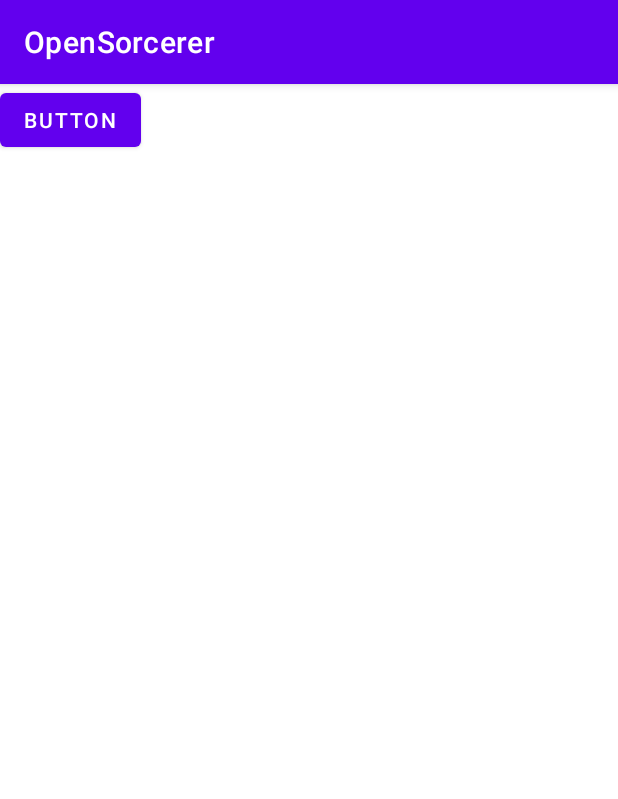
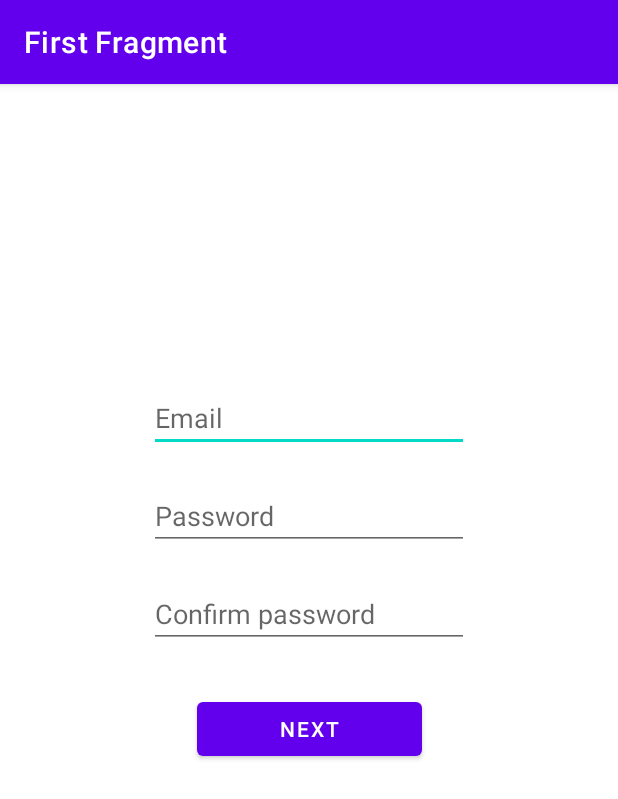
Before and after one commit to Esteb37/Open-Sorcerer, an Android app: the screen it shows after launch (MainActivity before the commit, SignupActivity after it), on a phone screen of 412 x 824 dp. Shown: the top 799 px of the screen. Run offline under Robolectric (Android 15) with nearby library versions, the phone set to English and light mode, and no system bars; our stand-ins replace navigation-ui; libraries missing offline, so code that uses them is left out: com.parse; 4 statements that could not run were skipped.

Commit message:
Signup setup

```diff
--- a/app/build.gradle
+++ b/app/build.gradle
@@ -60,5 +60,4 @@ dependencies {
     implementation "androidx.percentlayout:percentlayout:1.0.0"
     // https://mvnrepository.com/artifact/org.kohsuke/github-api
     implementation group: 'org.kohsuke', name: 'github-api', version: '1.131'
-
 }
--- /dev/null
+++ b/app/src/main/java/com/example/opensorcerer/ui/signup/Signup.java
@@ -0,0 +1,4 @@
+package com.example.opensorcerer.ui.signup;
+
+public class Signup {
+}
--- /dev/null
+++ b/app/src/main/java/com/example/opensorcerer/ui/signup/SignupActivity.java
@@ -0,0 +1,47 @@
+package com.example.opensorcerer.ui.signup;
+
+import android.os.Bundle;
+
+
+import com.example.opensorcerer.databinding.ActivitySignupBinding;
+import com.google.android.material.snackbar.Snackbar;
+
+import androidx.appcompat.app.AppCompatActivity;
+
+import android.view.View;
+
+import androidx.navigation.NavController;
+import androidx.navigation.Navigation;
+import androidx.navigation.ui.AppBarConfiguration;
+import androidx.navigation.ui.NavigationUI;
+
+import com.example.opensorcerer.R;
+
+public class SignupActivity extends AppCompatActivity {
+
+    private AppBarConfiguration appBarConfiguration;
+    private ActivitySignupBinding app;
+
+    @Override
+    protected void onCreate(Bundle savedInstanceState) {
+        super.onCreate(savedInstanceState);
+
+        app = ActivitySignupBinding.inflate(getLayoutInflater());
+        setContentView(app.getRoot());
+
+        setSupportActionBar(app.toolbar);
+
+        NavController navController = Navigation.findNavController(this, R.id.nav_host_fragment_content_login);
+        appBarConfiguration = new AppBarConfiguration.Builder(navController.getGraph()).build();
+        NavigationUI.setupActionBarWithNavController(this, navController, appBarConfiguration);
+
+
+    }
+
+    @Override
+    public boolean onSupportNavigateUp() {
+        NavController navController = Navigation.findNavController(this, R.id.nav_host_fragment_content_login);
+        return NavigationUI.navigateUp(navController, appBarConfiguration)
+                || super.onSupportNavigateUp();
+    }
+}
--- /dev/null
+++ b/app/src/main/java/com/example/opensorcerer/ui/signup/SignupFirst.java
@@ -0,0 +1,70 @@
+package com.example.opensorcerer.ui.signup;
+
+import android.os.Bundle;
+import android.text.TextUtils;
+import android.util.Log;
+import android.util.Patterns;
+import android.view.LayoutInflater;
+import android.view.View;
+import android.view.ViewGroup;
+import android.widget.Toast;
+
+import androidx.annotation.NonNull;
+import androidx.fragment.app.Fragment;
+import androidx.navigation.fragment.NavHostFragment;
+
+import com.example.opensorcerer.R;
+import com.example.opensorcerer.databinding.SignupFirstBinding;
+
+public class SignupFirst extends Fragment {
+
+
+    private SignupFirstBinding app;
+
+    @Override
+    public View onCreateView(
+            LayoutInflater inflater, ViewGroup container,
+            Bundle savedInstanceState
+    ) {
+
+        app = SignupFirstBinding.inflate(inflater, container, false);
+        return app.getRoot();
+
+    }
+
+    public void onViewCreated(@NonNull View view, Bundle savedInstanceState) {
+        super.onViewCreated(view, savedInstanceState);
+
+        app.btnNext.setOnClickListener(view1 -> {
+            if(inputsAreValid()){
+                NavHostFragment.findNavController(SignupFirst.this)
+                        .navigate(R.id.action_FirstFragment_to_SecondFragment);
+            }
+
+        });
+    }
+
+    private boolean inputsAreValid() {
+        if(!isValidEmail(app.etEmail.getText())){
+            Toast.makeText(getContext(),"Email is invalid",Toast.LENGTH_SHORT);
+            return false;
+        }
+        if(!(app.etPassword.getText().equals(app.etConfirm.getText()))){
+            Log.d("SignupFirst", String.format("%s %s %s", app.etPassword.getText(), app.etConfirm.getText(),app.etPassword.getText().equals(app.etConfirm.getText())));
+            Toast.makeText(getContext(),"Passwords do not match",Toast.LENGTH_SHORT);
+            return false;
+        }
+        return true;
+    }
+
+    @Override
+    public void onDestroyView() {
+        super.onDestroyView();
+        app = null;
+    }
+
+    public static boolean isValidEmail(CharSequence target) {
+        return (!TextUtils.isEmpty(target) && Patterns.EMAIL_ADDRESS.matcher(target).matches());
+    }
+
+}
--- a/app/src/main/res/layout/activity_main.xml
+++ b/app/src/main/res/layout/activity_main.xml
@@ -4,7 +4,7 @@
     xmlns:tools="http://schemas.android.com/tools"
     android:layout_width="match_parent"
     android:layout_height="match_parent"
-    tools:context=".MainActivity">
+    tools:context=".ui.MainActivity">
 
     <Button
         android:id="@+id/button"
--- /dev/null
+++ b/app/src/main/res/layout/activity_signup.xml
@@ -0,0 +1,25 @@
+<?xml version="1.0" encoding="utf-8"?>
+<androidx.coordinatorlayout.widget.CoordinatorLayout xmlns:android="http://schemas.android.com/apk/res/android"
+    xmlns:app="http://schemas.android.com/apk/res-auto"
+    xmlns:tools="http://schemas.android.com/tools"
+    android:layout_width="match_parent"
+    android:layout_height="match_parent"
+    tools:context=".ui.signup.SignupActivity">
+
+    <com.google.android.material.appbar.AppBarLayout
+        android:layout_width="match_parent"
+        android:layout_height="wrap_content"
+        android:theme="@style/Theme.OpenSorcerer.AppBarOverlay">
+
+        <androidx.appcompat.widget.Toolbar
+            android:id="@+id/toolbar"
+            android:layout_width="match_parent"
+            android:layout_height="?attr/actionBarSize"
+            android:background="?attr/colorPrimary"
+            app:popupTheme="@style/Theme.OpenSorcerer.PopupOverlay" />
+
+    </com.google.android.material.appbar.AppBarLayout>
+
+    <include layout="@layout/content_signup" />
+
+</androidx.coordinatorlayout.widget.CoordinatorLayout>
--- /dev/null
+++ b/app/src/main/res/layout/content_signup.xml
@@ -0,0 +1,19 @@
+<?xml version="1.0" encoding="utf-8"?>
+<androidx.constraintlayout.widget.ConstraintLayout xmlns:android="http://schemas.android.com/apk/res/android"
+    xmlns:app="http://schemas.android.com/apk/res-auto"
+    android:layout_width="match_parent"
+    android:layout_height="match_parent"
+    app:layout_behavior="@string/appbar_scrolling_view_behavior">
+
+    <fragment
+        android:id="@+id/nav_host_fragment_content_login"
+        android:name="androidx.navigation.fragment.NavHostFragment"
+        android:layout_width="0dp"
+        android:layout_height="0dp"
+        app:defaultNavHost="true"
+        app:layout_constraintBottom_toBottomOf="parent"
+        app:layout_constraintLeft_toLeftOf="parent"
+        app:layout_constraintRight_toRightOf="parent"
+        app:layout_constraintTop_toTopOf="parent"
+        app:navGraph="@navigation/nav_graph" />
+</androidx.constraintlayout.widget.ConstraintLayout>
--- /dev/null
+++ b/app/src/main/res/layout/signup_first.xml
@@ -0,0 +1,55 @@
+<?xml version="1.0" encoding="utf-8"?>
+<androidx.constraintlayout.widget.ConstraintLayout xmlns:android="http://schemas.android.com/apk/res/android"
+    xmlns:app="http://schemas.android.com/apk/res-auto"
+    xmlns:tools="http://schemas.android.com/tools"
+    android:layout_width="match_parent"
+    android:layout_height="match_parent"
+    tools:context=".FirstFragment">
+
+    <Button
+        android:id="@+id/btnNext"
+        android:layout_width="150dp"
+        android:layout_height="wrap_content"
+        android:layout_marginTop="30dp"
+        android:text="@string/next"
+        app:layout_constraintEnd_toEndOf="parent"
+        app:layout_constraintStart_toStartOf="parent"
+        app:layout_constraintTop_toBottomOf="@+id/etConfirm" />
+
+    <EditText
+        android:id="@+id/etEmail"
+        android:layout_width="wrap_content"
+        android:layout_height="wrap_content"
+        android:layout_marginTop="200dp"
+        android:ems="10"
+        android:hint="Email"
+        android:inputType="textEmailAddress"
+        app:layout_constraintEnd_toEndOf="parent"
+        app:layout_constraintStart_toStartOf="parent"
+        app:layout_constraintTop_toTopOf="parent" />
+
+    <EditText
+        android:id="@+id/etPassword"
+        android:layout_width="wrap_content"
+        android:layout_height="wrap_content"
+        android:layout_marginTop="20dp"
+        android:ems="10"
+        android:hint="Password"
+        android:inputType="textPassword"
+        app:layout_constraintEnd_toEndOf="@+id/etEmail"
+        app:layout_constraintStart_toStartOf="@+id/etEmail"
+        app:layout_constraintTop_toBottomOf="@+id/etEmail" />
+
+    <EditText
+        android:id="@+id/etConfirm"
+        android:layout_width="wrap_content"
+        android:layout_height="wrap_content"
+        android:layout_marginTop="20dp"
+        android:ems="10"
+        android:hint="Confirm password"
+        android:inputType="textPassword"
+        app:layout_constraintEnd_toEndOf="@+id/etPassword"
+        app:layout_constraintStart_toStartOf="@+id/etPassword"
+        app:layout_constraintTop_toBottomOf="@+id/etPassword" />
+
+</androidx.constraintlayout.widget.ConstraintLayout>
--- /dev/null
+++ b/app/src/main/res/navigation/nav_graph.xml
@@ -0,0 +1,28 @@
+<?xml version="1.0" encoding="utf-8"?>
+<navigation xmlns:android="http://schemas.android.com/apk/res/android"
+    xmlns:app="http://schemas.android.com/apk/res-auto"
+    xmlns:tools="http://schemas.android.com/tools"
+    android:id="@+id/nav_graph"
+    app:startDestination="@id/FirstFragment">
+
+    <fragment
+        android:id="@+id/FirstFragment"
+        android:name="com.example.opensorcerer.ui.signup.SignupFirst"
+        android:label="@string/first_fragment_label"
+        tools:layout="@layout/signup_first">
+
+        <action
+            android:id="@+id/action_FirstFragment_to_SecondFragment"
+            app:destination="@id/SecondFragment" />
+    </fragment>
+    <fragment
+        android:id="@+id/SecondFragment"
+        android:name="com.example.opensorcerer.ui.signup.SignupSecond"
+        android:label="@string/second_fragment_label"
+        tools:layout="@layout/signup_second">
+
+        <action
+            android:id="@+id/action_SecondFragment_to_FirstFragment"
+            app:destination="@id/FirstFragment" />
+    </fragment>
+</navigation>
--- a/app/src/main/res/values/dimens.xml
+++ b/app/src/main/res/values/dimens.xml
@@ -2,4 +2,5 @@
     <!-- Default screen margins, per the Android Design guidelines. -->
     <dimen name="activity_horizontal_margin">16dp</dimen>
     <dimen name="activity_vertical_margin">16dp</dimen>
+    <dimen name="fab_margin">16dp</dimen>
 </resources>
--- a/app/src/main/res/values/strings.xml
+++ b/app/src/main/res/values/strings.xml
@@ -6,4 +6,13 @@
     <string name="back4app_server_url">https://parseapi.back4app.com/</string>
     <string name="back4app_app_id">pxRxTLlBZdZPk8Tt7SyhgruAop4vl8rRQR2DXYUh</string>
     <string name="back4app_client_key">rjXi4jQ6hTH4AzGKoaM0AJNZuf5Bw8x7y8Q6SOex</string>
+    <string name="title_activity_login">LoginActivity</string>
+    <!-- Strings used for fragments for navigation -->
+    <string name="first_fragment_label">First Fragment</string>
+    <string name="second_fragment_label">Second Fragment</string>
+    <string name="next">Next</string>
+    <string name="previous">Previous</string>
+
+    <string name="hello_first_fragment">Hello first fragment</string>
+    <string name="hello_second_fragment">Hello second fragment. Arg: %1$s</string>
 </resources>
--- a/app/src/main/res/values/themes.xml
+++ b/app/src/main/res/values/themes.xml
@@ -13,4 +13,13 @@
         <item name="android:statusBarColor" tools:targetApi="l">?attr/colorPrimaryVariant</item>
         <!-- Customize your theme here. -->
     </style>
+
+    <style name="Theme.OpenSorcerer.NoActionBar">
+        <item name="windowActionBar">false</item>
+        <item name="windowNoTitle">true</item>
+    </style>
+
+    <style name="Theme.OpenSorcerer.AppBarOverlay" parent="ThemeOverlay.AppCompat.Dark.ActionBar" />
+
+    <style name="Theme.OpenSorcerer.PopupOverlay" parent="ThemeOverlay.AppCompat.Light" />
 </resources>
```
Also changed, not shown: app/src/main/AndroidManifest.xml (+7 -2 lines), app/src/main/java/com/example/opensorcerer/MainActivity.java (deleted, +0 -27 lines), app/src/main/java/com/example/opensorcerer/ui/MainActivity.java (added, +32 -0 lines), app/src/main/java/com/example/opensorcerer/ui/signup/SignupSecond.java (added, +48 -0 lines), app/src/main/res/layout/signup_second.xml (added, +81 -0 lines), app/src/main/res/drawable/placeholder.png (added), app/src/main/res/drawable/placeholder2.png (added).
